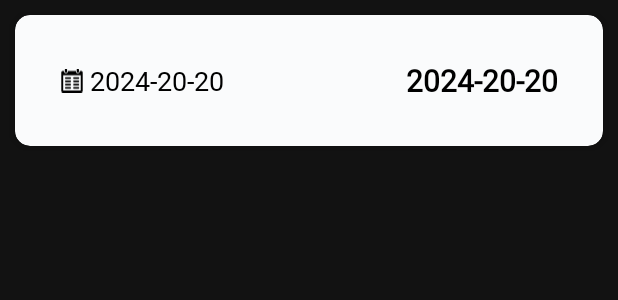
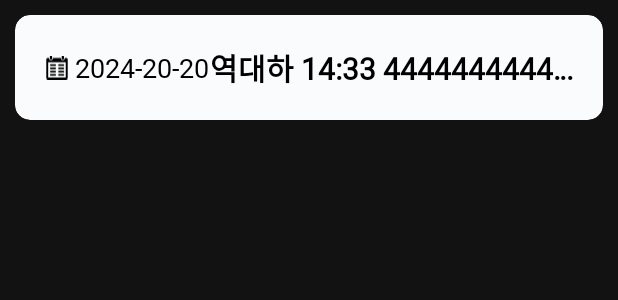
Before and after one commit to y2kpaulh/Meal-AOS, an Android app: the layout item_schedule_list.xml on its own in the app's theme, with its tools: preview values and no code run, on a phone screen of 412 x 824 dp. Shown: the top 300 px of the screen. Run offline under Robolectric (Android 15) with nearby library versions, the phone set to English and light mode, and no system bars.

Commit message:
성경 구절 일정 리스트 수정

```diff
--- a/app/src/main/res/layout/item_schedule_list.xml
+++ b/app/src/main/res/layout/item_schedule_list.xml
@@ -3,77 +3,80 @@
     xmlns:app="http://schemas.android.com/apk/res-auto"
     xmlns:tools="http://schemas.android.com/tools"
     android:layout_width="match_parent"
-    android:layout_height="wrap_content">
+    android:layout_height="80dp">
 
     <androidx.cardview.widget.CardView
         android:id="@+id/cardView"
         android:layout_width="match_parent"
         android:layout_height="wrap_content"
-        app:layout_constraintTop_toTopOf="parent"
-        app:layout_constraintStart_toStartOf="parent"
         android:layout_margin="10dp"
         app:cardBackgroundColor="@color/main_background"
         app:cardCornerRadius="10dp"
-        app:cardElevation="4dp">
+        app:cardElevation="2dp"
+        app:layout_constraintStart_toStartOf="parent"
+        app:layout_constraintTop_toTopOf="parent">
 
-<FrameLayout
+        <LinearLayout
             android:layout_width="match_parent"
-    android:layout_height="match_parent"
-    android:padding="30dp">
+            android:layout_height="wrap_content"
+            android:layout_margin="20dp"
+            android:orientation="horizontal">
+
             <androidx.appcompat.widget.AppCompatImageView
                 android:id="@+id/iv_calendar"
                 android:layout_width="wrap_content"
                 android:layout_height="match_parent"
-            android:layout_marginEnd="10dp"
-
                 android:src="@drawable/ic_calendar"
-            app:layout_constraintTop_toTopOf="parent"
                 app:layout_constraintBottom_toTopOf="@id/view_footer"
+                app:layout_constraintEnd_toStartOf="@+id/tv_date"
                 app:layout_constraintStart_toStartOf="parent"
-            app:layout_constraintEnd_toStartOf="@+id/tv_date"/>
+                app:layout_constraintTop_toTopOf="parent" />
 
             <androidx.appcompat.widget.AppCompatTextView
                 android:id="@+id/tv_date"
                 android:layout_width="wrap_content"
                 android:layout_height="match_parent"
+                android:layout_gravity="start"
+                android:layout_marginStart="4dp"
                 android:ellipsize="end"
-                    android:layout_marginStart="20dp"
-
                 android:fontFamily="@font/nanumbarungothic"
+                android:gravity="center"
                 android:maxLines="1"
+                android:textAlignment="textStart"
+                android:textColor="@color/black"
+                android:textSize="18sp"
                 android:textStyle="normal"
-                    android:textAlignment="textStart"
-                    android:gravity="center"
-                    android:textSize="18sp"
-                    android:textColor="@color/black"
-                    tools:text="2024-20-20"
+                app:layout_constraintBottom_toTopOf="@id/view_footer"
+                app:layout_constraintEnd_toStartOf="@+id/tv_meal"
+                app:layout_constraintStart_toEndOf="@+id/iv_calendar"
                 app:layout_constraintTop_toTopOf="parent"
-                    app:layout_constraintBottom_toTopOf="@id/view_footer"
-                    app:layout_constraintStart_toEndOf="@+id/iv_calendar"
-                    app:layout_constraintEnd_toStartOf="@+id/tv_meal"/>
+                tools:text="2024-20-20" />
 
             <androidx.appcompat.widget.AppCompatTextView
                 android:id="@+id/tv_meal"
                 android:layout_width="match_parent"
                 android:layout_height="match_parent"
+                android:layout_gravity="end"
                 android:ellipsize="end"
                 android:fontFamily="@font/nanummyeongjo_bold"
+                android:gravity="center"
+                android:maxLines="1"
+                android:textAlignment="textEnd"
+                android:textColor="@color/black"
+                android:textSize="20sp"
                 android:textStyle="bold"
-            android:maxLines="1"
-            android:gravity="center"
-            android:textAlignment="textEnd"
-            android:textSize="20sp"
-            android:textColor="@color/black"
-            tools:text="2024-20-20"
+                app:layout_constraintBottom_toTopOf="@id/view_footer"
+                app:layout_constraintEnd_toEndOf="parent"
+                app:layout_constraintStart_toEndOf="@+id/tv_date"
                 app:layout_constraintTop_toTopOf="parent"
-            app:layout_constraintBottom_toTopOf="@id/view_footer"
-            app:layout_constraintEnd_toEndOf="parent" />
-</FrameLayout>
+                tools:text="역대하 14:33 444444444444" />
+        </LinearLayout>
     </androidx.cardview.widget.CardView>
+
     <View
         android:id="@+id/view_footer"
         android:layout_width="match_parent"
         android:layout_height="10dp"
-    app:layout_constraintTop_toBottomOf="@id/cardView"
-    app:layout_constraintEnd_toEndOf="parent" />
+        app:layout_constraintEnd_toEndOf="parent"
+        app:layout_constraintTop_toBottomOf="@id/cardView" />
 </androidx.constraintlayout.widget.ConstraintLayout>
```
Lines whose indentation alone changed are shown as unchanged.
